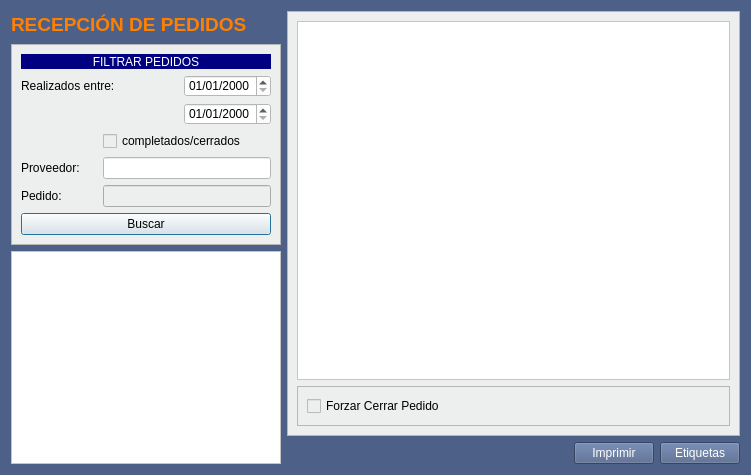
Above: Zona_Compras/frmrecepcion_pedidos.ui from arcnexus/RedFoX before the change. Below: the same form after it.
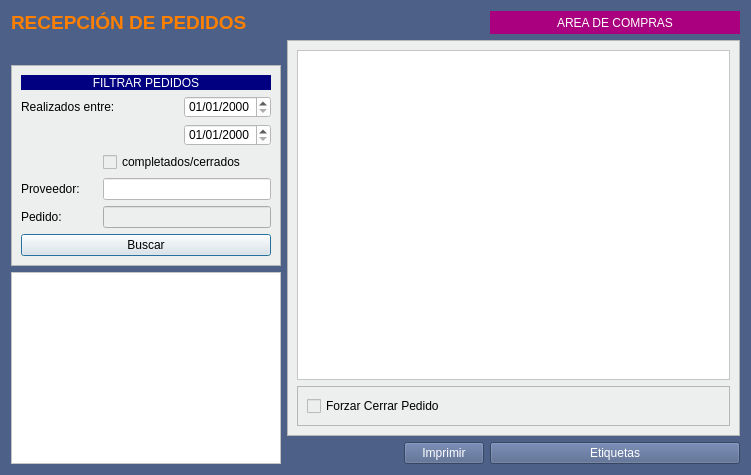
That is the form after the change.

Commit message: funcionalidad Gestión de pedidos_proveedor

```diff
--- a/Zona_Compras/frmrecepcion_pedidos.ui
+++ b/Zona_Compras/frmrecepcion_pedidos.ui
@@ -30,7 +30,7 @@
      </property>
     </widget>
    </item>
-   <item row="1" column="0">
+   <item row="2" column="0">
     <widget class="QFrame" name="frame">
      <property name="minimumSize">
       <size>
@@ -142,7 +142,7 @@
      </layout>
     </widget>
    </item>
-   <item row="3" column="1">
+   <item row="4" column="2">
     <spacer name="horizontalSpacer">
      <property name="orientation">
       <enum>Qt::Horizontal</enum>
@@ -155,7 +155,7 @@
      </property>
     </spacer>
    </item>
-   <item row="3" column="2">
+   <item row="4" column="3">
     <widget class="QPushButton" name="pushButton_3">
      <property name="styleSheet">
       <string notr="true">color: rgb(255, 255, 255);</string>
@@ -165,7 +165,7 @@
      </property>
     </widget>
    </item>
-   <item row="3" column="3">
+   <item row="4" column="4">
     <widget class="QPushButton" name="pushButton_2">
      <property name="styleSheet">
       <string notr="true">color: rgb(255, 255, 255);</string>
@@ -175,7 +175,39 @@
      </property>
     </widget>
    </item>
-   <item row="0" column="1" rowspan="3" colspan="3">
+   <item row="3" column="0" rowspan="2">
+    <widget class="QTableView" name="tablaPedidos">
+     <property name="maximumSize">
+      <size>
+       <width>270</width>
+       <height>16777215</height>
+      </size>
+     </property>
+     <property name="styleSheet">
+      <string notr="true">background-color: rgb(255, 255, 255);</string>
+     </property>
+     <property name="selectionBehavior">
+      <enum>QAbstractItemView::SelectRows</enum>
+     </property>
+     <attribute name="horizontalHeaderStretchLastSection">
+      <bool>true</bool>
+     </attribute>
+    </widget>
+   </item>
+   <item row="0" column="1">
+    <spacer name="horizontalSpacer_2">
+     <property name="orientation">
+      <enum>Qt::Horizontal</enum>
+     </property>
+     <property name="sizeHint" stdset="0">
+      <size>
+       <width>40</width>
+       <height>20</height>
+      </size>
+     </property>
+    </spacer>
+   </item>
+   <item row="1" column="1" rowspan="3" colspan="4">
     <widget class="QFrame" name="frame_2">
      <property name="styleSheet">
       <string notr="true">background-color: #ecefed;</string>
@@ -232,23 +264,24 @@
      </layout>
     </widget>
    </item>
-   <item row="2" column="0" rowspan="2">
-    <widget class="QTableView" name="tablaPedidos">
-     <property name="maximumSize">
+   <item row="0" column="4">
+    <widget class="QLabel" name="label_22">
+     <property name="minimumSize">
       <size>
-       <width>270</width>
-       <height>16777215</height>
+       <width>250</width>
+       <height>0</height>
       </size>
      </property>
      <property name="styleSheet">
-      <string notr="true">background-color: rgb(255, 255, 255);</string>
+      <string notr="true">background-color: rgb(170, 0, 127);
+color: rgb(255, 255, 255);</string>
      </property>
-     <property name="selectionBehavior">
-      <enum>QAbstractItemView::SelectRows</enum>
+     <property name="text">
+      <string>AREA DE COMPRAS</string>
      </property>
-     <attribute name="horizontalHeaderStretchLastSection">
-      <bool>true</bool>
-     </attribute>
+     <property name="alignment">
+      <set>Qt::AlignCenter</set>
+     </property>
     </widget>
    </item>
   </layout>
```
The commit also changes 19 other files.
